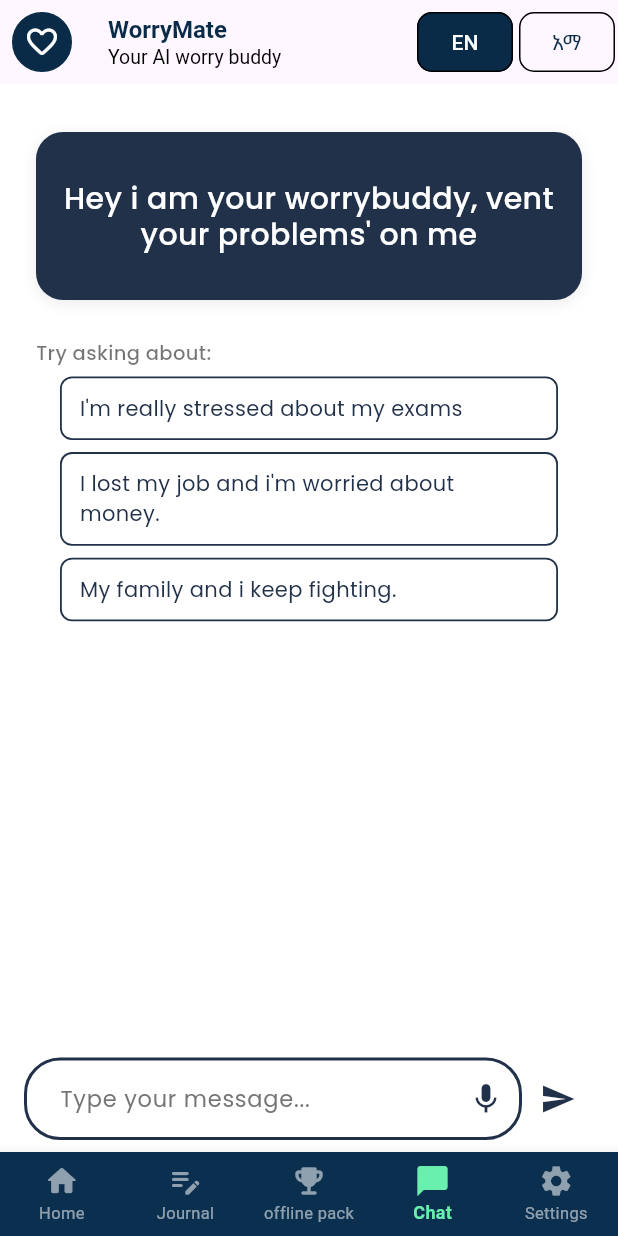
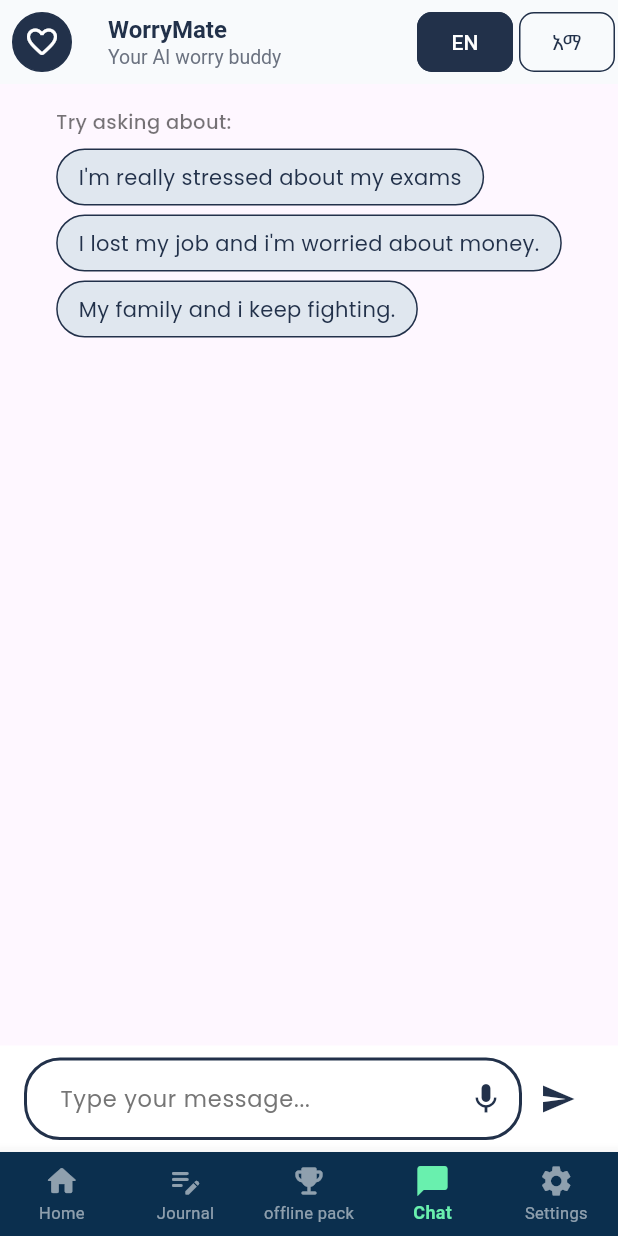
Before and after one commit to RealEskalate/G6-WorryMate, a Flutter app: the ChatScreen screen opened by its route, on a phone screen of 412 x 824 dp. Run offline on Flutter 3.47's test engine with Material 3 defaults, Android fonts, the phone set to English and light mode, and no system bars; our stand-ins replace dartz, dio, equatable, fl_chart, flutter_bloc, get_it and 3 more.

Commit message:
some modifications

```diff
--- /dev/null
+++ b/g6_worrymate_mobile/lib/features/action_card/domain/entities/chat_message_entity.dart
@@ -0,0 +1,11 @@
+import 'action_card_entity.dart';
+
+enum ChatSender { user, bot }
+
+class ChatMessage {
+  final String text;
+  final ChatSender sender;
+  final ActionCardEntity? actionCard;
+
+  ChatMessage({required this.text, required this.sender, this.actionCard});
+}
--- a/g6_worrymate_mobile/lib/features/action_card/presentation/bloc/chat_state.dart
+++ b/g6_worrymate_mobile/lib/features/action_card/presentation/bloc/chat_state.dart
@@ -1,22 +1,32 @@
-import '../../domain/entities/action_card_entity.dart';
+import '../../domain/entities/chat_message_entity.dart';
 
+abstract class ChatState {
+  final List<ChatMessage> messages;
+  const ChatState({this.messages = const []});
+}
 
-abstract class ChatState {}
+class ChatInitial extends ChatState {
+  const ChatInitial() : super(messages: const []);
+}
 
-class ChatInitial extends ChatState{}
-
-class ChatLoading extends ChatState{}
+class ChatLoading extends ChatState {
+  const ChatLoading({List<ChatMessage> messages = const []})
+    : super(messages: messages);
+}
 
 class ChatSuccess extends ChatState {
   final int risk;
-  final ActionCardEntity actionCard; // or whatever your entity/model is called
-
-  ChatSuccess({required this.risk, required this.actionCard});
+  const ChatSuccess({required this.risk, required List<ChatMessage> messages})
+    : super(messages: messages);
 }
 
-class ChatCrisis extends ChatState {} // For risk == 3
+class ChatCrisis extends ChatState {
+  const ChatCrisis({List<ChatMessage> messages = const []})
+    : super(messages: messages);
+}
 
 class ChatError extends ChatState {
   final String message;
-  ChatError(this.message);
+  const ChatError(this.message, {List<ChatMessage> messages = const []})
+    : super(messages: messages);
 }
--- a/g6_worrymate_mobile/lib/features/action_card/presentation/screens/chat_screen.dart
+++ b/g6_worrymate_mobile/lib/features/action_card/presentation/screens/chat_screen.dart
@@ -4,20 +4,17 @@ import 'package:google_fonts/google_fonts.dart';
 
 import '../../../../core/params/params.dart';
 import '../../../../core/widgets/custom_bottom_nav_bar.dart';
-import '../../../crisis_card/presentation/pages/crisis_card.dart';
+import '../../domain/entities/chat_message_entity.dart';
 import '../bloc/chat_bloc.dart';
 import '../bloc/chat_event.dart';
 import '../bloc/chat_state.dart';
 import 'action_card_screen.dart';
 
 class ChatScreen extends StatelessWidget {
-  ChatScreen({Key? key}) : super(key: key);
-  final TextEditingController _textController = TextEditingController();
-  final int _currentTab = 3;
-  String _selectedLang = 'EN';
-
   Widget _exampleQuestion(BuildContext context, String text) {
-    return GestureDetector(
+    return Padding(
+      padding: const EdgeInsets.only(bottom: 6),
+      child: GestureDetector(
         onTap: () {
           context.read<ChatBloc>().add(
             SendChatMessageEvent(ChatParams(content: text)),
@@ -25,13 +22,11 @@ class ChatScreen extends StatelessWidget {
           _textController.clear();
         },
         child: Container(
-        width: double.infinity,
-        margin: const EdgeInsets.only(bottom: 8, left: 16, right: 16),
-        padding: const EdgeInsets.symmetric(horizontal: 12, vertical: 10),
+          padding: const EdgeInsets.symmetric(vertical: 8, horizontal: 14),
           decoration: BoxDecoration(
-          color: Colors.white,
-          borderRadius: BorderRadius.circular(8),
-          border: Border.all(color: const Color(0xFF22314A), width: 1.2),
+            color: const Color(0xFFE0E7EF),
+            borderRadius: BorderRadius.circular(20),
+            border: Border.all(color: const Color(0xFF22314A), width: 1),
           ),
           child: Text(
             text,
@@ -41,35 +36,34 @@ class ChatScreen extends StatelessWidget {
             ),
           ),
         ),
+      ),
     );
   }
 
+  ChatScreen({Key? key}) : super(key: key);
+  final TextEditingController _textController = TextEditingController();
+  final int _currentTab = 3;
+  String _selectedLang = 'EN';
   @override
   Widget build(BuildContext context) {
     return Scaffold(
-      backgroundColor: Colors.white,
       appBar: AppBar(
+        backgroundColor: Color(0xFFF8FAFC), // light background
+        elevation: 0,
         leading: Padding(
           padding: const EdgeInsets.all(8.0),
           child: Container(
             width: 50,
             height: 50,
             decoration: BoxDecoration(
-              color: const Color.fromARGB(255, 9, 43, 71),
+              color: Color(0xFF22314A), // primary color
               borderRadius: BorderRadius.circular(30),
-              border: Border.all(
-                width: 1,
-                color: const Color.fromARGB(255, 9, 43, 71),
+              border: Border.all(width: 1, color: Color(0xFF22314A)),
+            ),
+            child: Icon(Icons.favorite_border_rounded, color: Colors.white),
           ),
         ),
-            child: const Icon(
-              Icons.favorite_border_rounded,
-              color: Colors.white,
-            ),
-          ),
-        ),
-        title: SingleChildScrollView(
-          child: const Column(
+        title: Column(
           crossAxisAlignment: CrossAxisAlignment.start,
           children: [
             Text(
@@ -77,15 +71,17 @@ class ChatScreen extends StatelessWidget {
               style: TextStyle(
                 fontWeight: FontWeight.bold,
                 fontSize: 16,
-                  color: Color.fromARGB(255, 9, 43, 71),
+                color: Color(0xFF22314A), // text color
               ),
             ),
             Text(
               "Your AI worry buddy",
-                style: TextStyle(color: Colors.black, fontSize: 13),
+              style: TextStyle(
+                color: Color(0xFF6B7280), // subtitle color
+                fontSize: 13,
+              ),
             ),
           ],
-          ),
         ),
         actions: [
           Row(
@@ -94,19 +90,19 @@ class ChatScreen extends StatelessWidget {
                 padding: const EdgeInsets.symmetric(horizontal: 2.0),
                 child: TextButton(
                   onPressed: () {
-                    _selectedLang = 'EN';
+                    // No setState in StatelessWidget, so just ignore for now
                   },
                   style: TextButton.styleFrom(
                     shape: RoundedRectangleBorder(
                       borderRadius: BorderRadius.circular(10),
                     ),
-                    side: const BorderSide(width: 1),
+                    side: BorderSide(width: 1, color: Color(0xFF22314A)),
                     backgroundColor: _selectedLang == 'EN'
-                        ? const Color.fromARGB(255, 9, 43, 71)
+                        ? Color(0xFF22314A)
                         : Colors.transparent,
                     foregroundColor: _selectedLang == 'EN'
                         ? Colors.white
-                        : const Color.fromARGB(255, 9, 43, 71),
+                        : Color(0xFF22314A),
                   ),
                   child: const Text('EN'),
                 ),
@@ -115,19 +111,19 @@ class ChatScreen extends StatelessWidget {
                 padding: const EdgeInsets.symmetric(horizontal: 2.0),
                 child: TextButton(
                   onPressed: () {
-                    _selectedLang = 'AM';
+                    // No setState in StatelessWidget, so just ignore for now
                   },
                   style: TextButton.styleFrom(
                     shape: RoundedRectangleBorder(
                       borderRadius: BorderRadius.circular(10),
                     ),
-                    side: const BorderSide(width: 1),
+                    side: BorderSide(width: 1, color: Color(0xFF22314A)),
                     backgroundColor: _selectedLang == 'AM'
-                        ? const Color.fromARGB(255, 9, 43, 71)
+                        ? Color(0xFF22314A)
                         : Colors.transparent,
                     foregroundColor: _selectedLang == 'AM'
                         ? Colors.white
-                        : const Color.fromARGB(255, 9, 43, 71),
+                        : Color(0xFF22314A),
                   ),
                   child: const Text('አማ'),
                 ),
@@ -136,73 +132,21 @@ class ChatScreen extends StatelessWidget {
           ),
         ],
       ),
+
       body: Column(
         children: [
-          Expanded(
-            child: SingleChildScrollView(
-              child: Column(
-                children: [
-                  BlocBuilder<ChatBloc, ChatState>(
-                    builder: (context, state) {
-                      if (state is ChatLoading) {
-                        return const Center(child: CircularProgressIndicator());
-                      } else if (state is ChatCrisis) {
-                        return const CrisisCard();
-                      } else if (state is ChatSuccess) {
-                        return ActionCardWidget(actionCard: state.actionCard);
-                      } else if (state is ChatError) {
-                        return Center(child: Text(state.message));
-                      }
-                      // Initial state UI
-                      return Column(
-                        children: [
-                          // Welcome message card
-                          Container(
-                            margin: const EdgeInsets.only(
-                              top: 32,
-                              left: 24,
-                              right: 24,
-                              bottom: 18,
-                            ),
-                            padding: const EdgeInsets.symmetric(
-                              vertical: 32,
-                              horizontal: 16,
-                            ),
-                            decoration: BoxDecoration(
-                              color: const Color(0xFF22314A),
-                              borderRadius: BorderRadius.circular(18),
-                              boxShadow: [
-                                BoxShadow(
-                                  color: Colors.black.withOpacity(0.08),
-                                  blurRadius: 8,
-                                  offset: const Offset(0, 2),
-                                ),
-                              ],
-                            ),
-                            child: Center(
-                              child: Text(
-                                "Hey i am your worrybuddy, vent your problems' on me",
-                                textAlign: TextAlign.center,
-                                style: GoogleFonts.poppins(
-                                  color: Colors.white,
-                                  fontWeight: FontWeight.w500,
-                                  fontSize: 20,
-                                  height: 1.2,
-                                ),
-                              ),
-                            ),
-                          ),
-                          // Try asking about
+          // Example questions section
           Padding(
             padding: const EdgeInsets.only(
-                              left: 24,
-                              top: 8,
-                              bottom: 6,
-                              right: 24,
+              top: 16,
+              left: 16,
+              right: 16,
+              bottom: 8,
             ),
-                            child: Align(
-                              alignment: Alignment.centerLeft,
-                              child: Text(
+            child: Column(
+              crossAxisAlignment: CrossAxisAlignment.start,
+              children: [
+                Text(
                   'Try asking about:',
                   style: GoogleFonts.poppins(
                     color: Colors.black54,
@@ -210,33 +154,84 @@ class ChatScreen extends StatelessWidget {
                     fontSize: 13,
                   ),
                 ),
-                            ),
-                          ),
-                          Padding(
-                            padding: const EdgeInsets.symmetric(horizontal: 24),
-                            child: Column(
-                              children: [
-                                _exampleQuestion(
-                                  context,
-                                  "I'm really stressed about my exams",
-                                ),
+                const SizedBox(height: 8),
+                _exampleQuestion(context, "I'm really stressed about my exams"),
                 _exampleQuestion(
                   context,
                   "I lost my job and i'm worried about money.",
                 ),
-                                _exampleQuestion(
-                                  context,
-                                  "My family and i keep fighting.",
-                                ),
+                _exampleQuestion(context, "My family and i keep fighting."),
               ],
             ),
           ),
-                        ],
+          Expanded(
+            child: BlocBuilder<ChatBloc, ChatState>(
+              builder: (context, state) {
+                final messages = state.messages;
+                return ListView.builder(
+                  padding: const EdgeInsets.symmetric(
+                    vertical: 16,
+                    horizontal: 8,
+                  ),
+                  itemCount: messages.length,
+                  itemBuilder: (context, index) {
+                    final msg = messages[index];
+                    if (msg.sender == ChatSender.user) {
+                      return Align(
+                        alignment: Alignment.centerRight,
+                        child: Container(
+                          margin: const EdgeInsets.symmetric(
+                            vertical: 4,
+                            horizontal: 8,
+                          ),
+                          padding: const EdgeInsets.symmetric(
+                            vertical: 10,
+                            horizontal: 16,
+                          ),
+                          decoration: BoxDecoration(
+                            color: const Color(0xFF22314A),
+                            borderRadius: BorderRadius.circular(16),
+                          ),
+                          child: Text(
+                            msg.text,
+                            style: const TextStyle(
+                              color: Colors.white,
+                              fontSize: 15,
+                            ),
+                          ),
+                        ),
+                      );
+                    } else if (msg.actionCard != null) {
+                      return ActionCardWidget(actionCard: msg.actionCard!);
+                    } else {
+                      return Align(
+                        alignment: Alignment.centerLeft,
+                        child: Container(
+                          margin: const EdgeInsets.symmetric(
+                            vertical: 4,
+                            horizontal: 8,
+                          ),
+                          padding: const EdgeInsets.symmetric(
+                            vertical: 10,
+                            horizontal: 16,
+                          ),
+                          decoration: BoxDecoration(
+                            color: const Color(0xFFe0e7ef),
+                            borderRadius: BorderRadius.circular(16),
+                          ),
+                          child: Text(
+                            msg.text,
+                            style: const TextStyle(
+                              color: Color(0xFF22314A),
+                              fontSize: 15,
+                            ),
+                          ),
+                        ),
+                      );
+                    }
+                  },
                 );
               },
-                  ),
-                ],
-              ),
             ),
           ),
           // Input box at the bottom
```
Also changed, not shown: g6_worrymate_mobile/lib/features/action_card/presentation/bloc/chat_bloc.dart (+47 -17 lines). Lines whose indentation alone changed are shown as unchanged.
